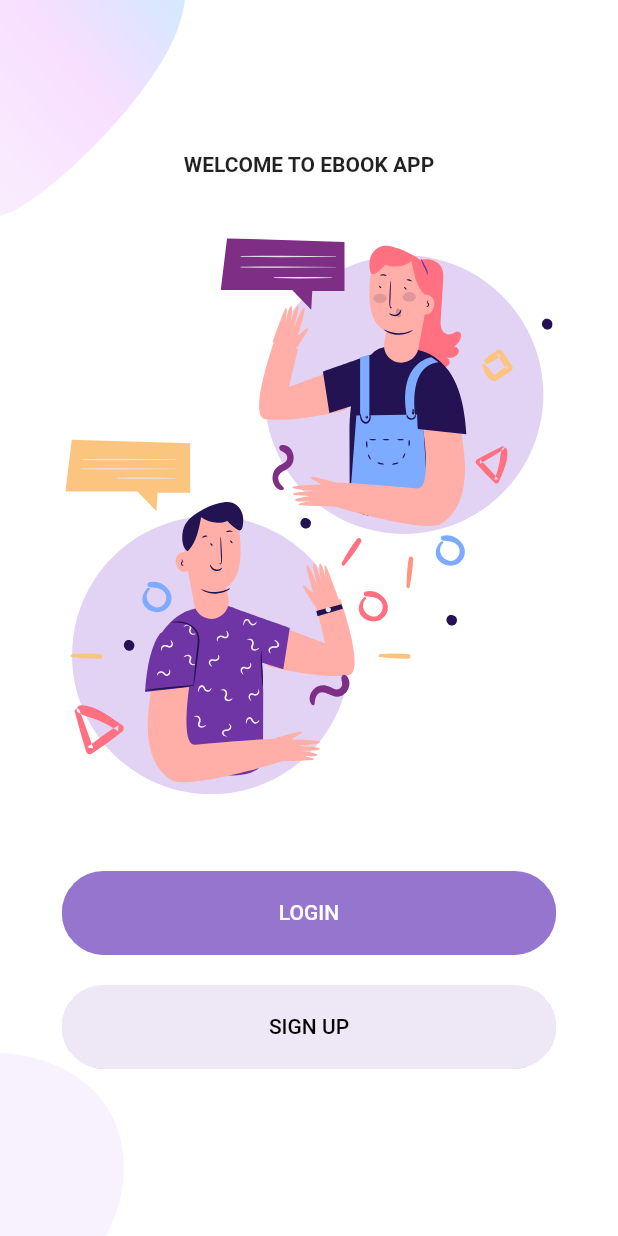
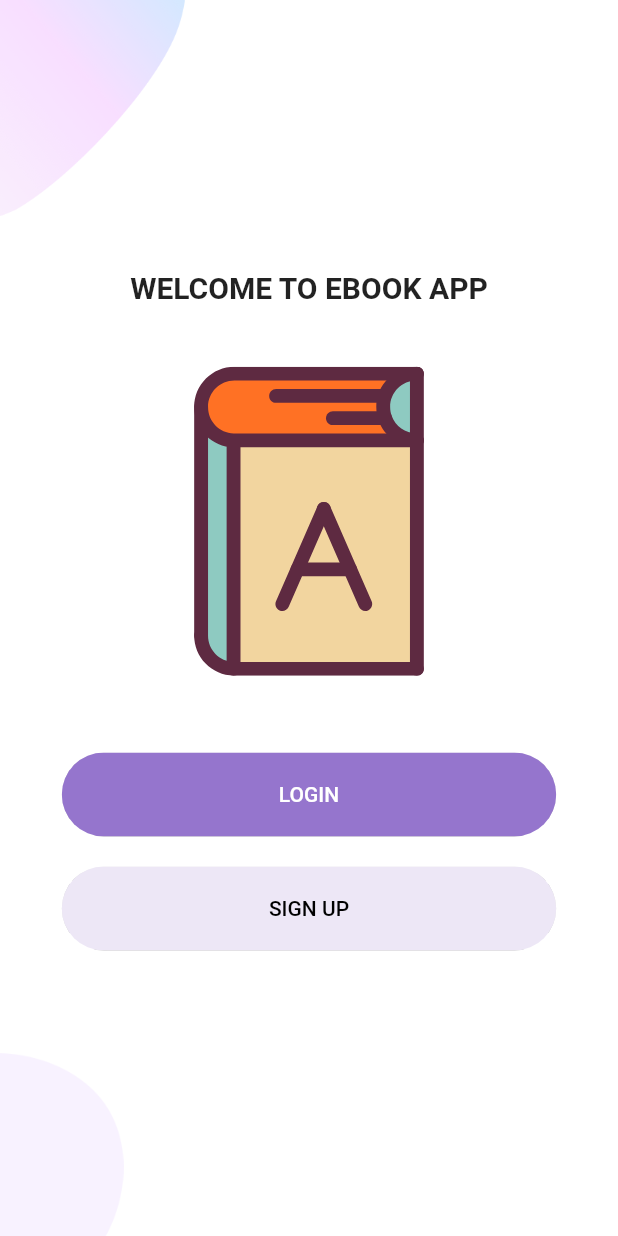
Before and after one commit to nailanabilaaaaaa/Aplikasi_Ebook, a Flutter app: the screen it shows after launch, on a phone screen of 412 x 824 dp. Run offline on Flutter 3.47's test engine with Material 2 defaults, Android fonts, the phone set to English and light mode, and no system bars; our stand-ins replace flutter_svg; missing offline and left inert: favorite_button.

Commit message:
Update Welcome Screen

```diff
--- a/lib/screens/Welcome/components/body.dart
+++ b/lib/screens/Welcome/components/body.dart
@@ -18,12 +18,15 @@ class Body extends StatelessWidget {
           children: <Widget>[
             Text(
               "WELCOME TO EBOOK APP",
-              style: TextStyle(fontWeight: FontWeight.bold),
+              style: TextStyle(
+                fontWeight: FontWeight.bold,
+                fontSize: 20,
+              ),
             ),
             SizedBox(height: size.height * 0.05),
             SvgPicture.asset(
-              "assets/icons/chat.svg",
-              height: size.height * 0.45,
+              "assets/icons/book.svg",
+              height: size.height * 0.25,
             ),
             SizedBox(height: size.height * 0.05),
             RoundedButton(
```
